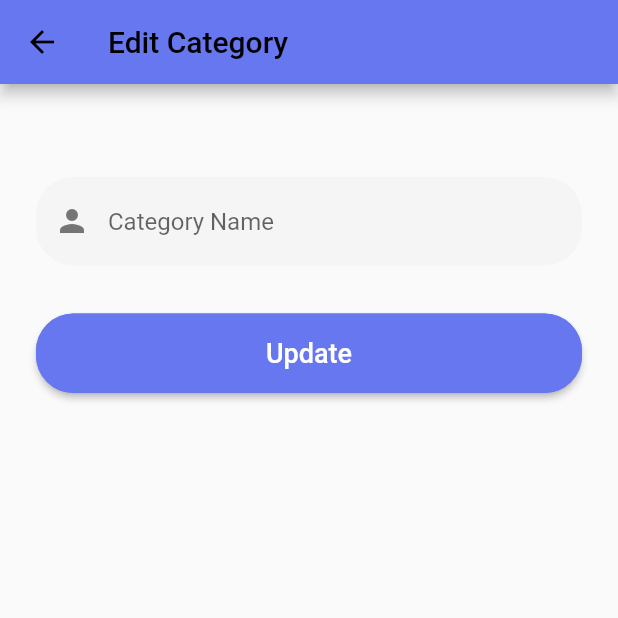
After one commit to Putrimaulida/uas-flutter-stisla, a Flutter app: the EditCategory screen opened directly, on a phone screen of 412 x 824 dp, the top half of it. The commit adds this screen. Run offline on Flutter 3.47's test engine with Material 2 defaults, Android fonts, the phone set to English and light mode, and no system bars; our stand-ins replace shared_preferences; accounts and stored records are empty; network calls fail; statements that could not run were skipped.

Commit message:
edit category

```diff
--- /dev/null
+++ b/lib/data/category_model.dart
@@ -0,0 +1,30 @@
+import 'dart:convert';
+
+class Category {
+  int id;
+  String name;
+
+  Category({
+    required this.id,
+    required this.name,
+  });
+
+  Map<String, dynamic> toMap() {
+    return <String, dynamic>{
+      'id': id,
+      'name': name,
+    };
+  }
+
+  factory Category.fromMap(Map<String, dynamic> map) {
+    return Category(
+      id: map['id'] as int,
+      name: map['name'] as String,
+    );
+  }
+
+  String toJson() => json.encode(toMap());
+
+  factory Category.fromJson(String source) =>
+      Category.fromMap(json.decode(source) as Map<String, dynamic>);
+}
--- a/lib/main.dart
+++ b/lib/main.dart
@@ -19,7 +19,7 @@ class MyApp extends StatelessWidget {
     return MaterialApp(
       title: 'Flutter Demo',
       theme: ThemeData(
-        primarySwatch: Colors.blue,
+        primarySwatch: Colors.orange,
       ),
       initialRoute: '/',
       routes: {
--- a/lib/pages/addCategory.dart
+++ b/lib/pages/addCategory.dart
@@ -27,6 +27,7 @@ class _AddCategory extends State<AddCategory> {
     return Scaffold(
       appBar: AppBar(
         title: const Text('Add Category'),
+
       ),
       body: Padding(
         padding: const EdgeInsets.all(8.0),
@@ -44,9 +45,10 @@ class _AddCategory extends State<AddCategory> {
                     icon: Icon(Icons.arrow_back)),
               ),
               TextFormField(
+                cursorColor: Colors.grey[100],
                 controller: _nameController,
                 decoration: const InputDecoration(
-                  labelText: 'Name',
+                  labelText: 'Category Name',
                 ),
               ),
               SizedBox(
--- /dev/null
+++ b/lib/pages/editCategory.dart
@@ -0,0 +1,134 @@
+import 'dart:convert';
+
+import 'package:flutter/material.dart';
+import 'package:login_http/data/category_model.dart';
+
+import 'package:login_http/services/category_service.dart';
+
+class EditCategory extends StatefulWidget {
+  EditCategory({
+    super.key,
+    this.category,
+  });
+
+  Category? category;
+
+  @override
+  State<EditCategory> createState() => _EditCategoryState();
+}
+
+class _EditCategoryState extends State<EditCategory> {
+  final TextEditingController editTextController = TextEditingController();
+  String? editCategoryError;
+
+  @override
+  void initState() {
+    // TODO: implement initState
+    super.initState();
+    editTextController.text = widget.category!.name;
+  }
+
+  @override
+  Widget build(BuildContext context) {
+    return Scaffold(
+      appBar: AppBar(
+        backgroundColor: const Color(0xff6777ef),
+        title: const Text('Edit Category'),
+      ),
+      body: Column(
+        children: [
+          Padding(
+            padding: const EdgeInsets.symmetric(
+              vertical: 30.0,
+              horizontal: 24.0,
+            ),
+            child: Column(
+              children: [
+                Padding(
+                  padding: const EdgeInsets.symmetric(vertical: 32.0),
+                  child: TextFormField(
+                    keyboardType: TextInputType.text,
+                    controller: editTextController,
+                    decoration: InputDecoration(
+                      border: OutlineInputBorder(
+                        borderRadius: BorderRadius.circular(25.0),
+                        borderSide: BorderSide.none,
+                      ),
+                      filled: true,
+                      fillColor: Colors.grey[100],
+                      hintText: "Category Name",
+                      prefixIcon: Icon(
+                        Icons.person,
+                        color: Colors.grey[600],
+                      ),
+                      errorText: editCategoryError,
+                      errorStyle: const TextStyle(
+                        fontSize: 16.0,
+                      ),
+                      errorBorder: OutlineInputBorder(
+                        borderRadius: BorderRadius.circular(25.0),
+                        borderSide:
+                            const BorderSide(color: Colors.red, width: 1.0),
+                      ),
+                    ),
+                    onTap: () {
+                      setState(() {
+                        editCategoryError = null;
+                      });
+                    },
+                  ),
+                ),
+                ElevatedButton(
+                  style: ButtonStyle(
+                    foregroundColor: MaterialStateProperty.all<Color>(
+                      Colors.white,
+                    ),
+                    backgroundColor: MaterialStateProperty.all<Color>(
+                      const Color(0xff6777ef),
+                    ),
+                    shape: MaterialStateProperty.all<RoundedRectangleBorder>(
+                      RoundedRectangleBorder(
+                        borderRadius: BorderRadius.circular(25.0),
+                        side: const BorderSide(
+                          color: Color(0xff6777ef),
+                        ),
+                      ),
+                    ),
+                    minimumSize: MaterialStateProperty.all<Size>(
+                      const Size.fromHeight(50),
+                    ),
+                  ),
+                  onPressed: () {
+                    CategoryService.requestUpdate(
+                            widget.category!, editTextController.text)
+                        .then((response) {
+                      if (response.statusCode == 200) {
+                        editTextController.clear();
+                        Navigator.pushNamed(context, '/');
+                      } else if (response.statusCode == 422) {
+                        var jsonObj = json.decode(response.body);
+                        var errors = jsonObj['errors'];
+                        setState(() {
+                          editCategoryError = errors['name'][0];
+                        });
+                      }
+                    });
+                  },
+                  child: const Padding(
+                    padding: EdgeInsets.all(16.0),
+                    child: Text(
+                      "Update",
+                      style: TextStyle(
+                        fontSize: 18,
+                      ),
+                    ),
+                  ),
+                ),
+              ],
+            ),
+          ),
+        ],
+      ),
+    );
+  }
+}
```
Also changed, not shown: lib/services/category_service.dart (added, +109 -0 lines).
